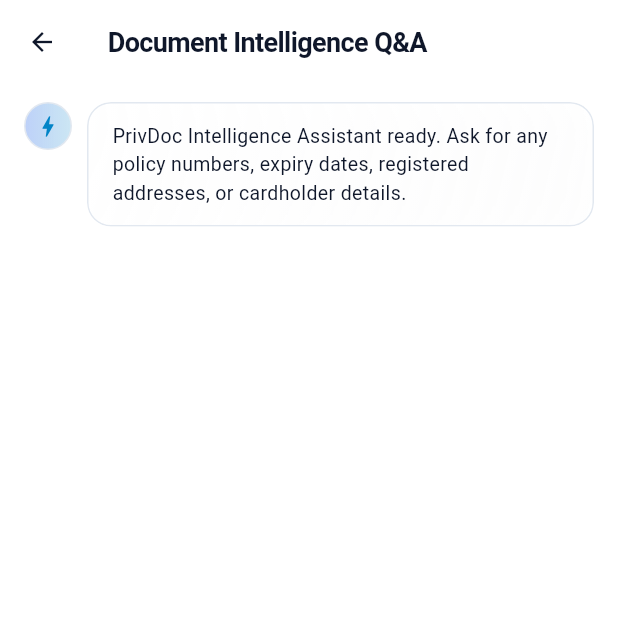
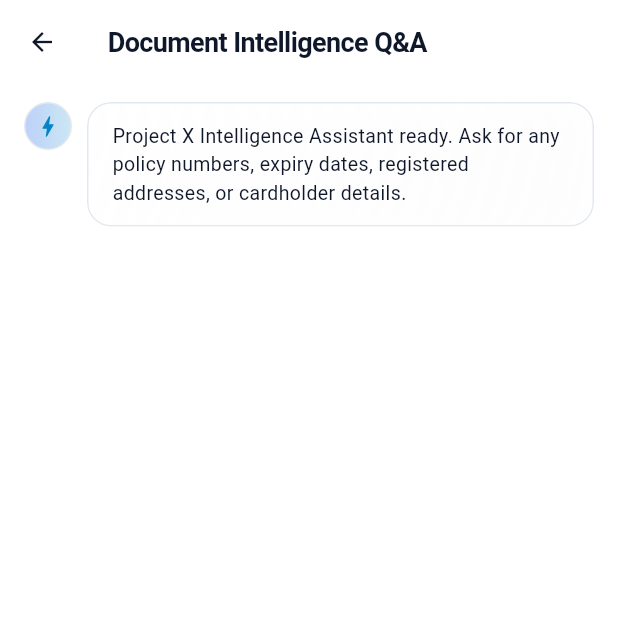
Before and after one commit to MUNEEREBEL/projectX, a Flutter app: the AssistantScreen screen opened directly, on a phone screen of 412 x 824 dp, the top half of it. Run offline on Flutter 3.47's test engine with Material 3 defaults, Android fonts, the phone set to English and light mode, and no system bars; our stand-ins replace file_picker, flutter_dotenv, flutter_local_notifications, flutter_riverpod, google_generative_ai, share_plus and 3 more; missing offline and left inert: syncfusion_flutter_pdf; accounts and stored records are empty.

Commit message:
feat: rename app to Project X across manifests, UI, and services

```diff
--- a/lib/core/services/alert_service.dart
+++ b/lib/core/services/alert_service.dart
@@ -101,7 +101,7 @@ class AlertService {
     await init();
     const androidDetails = AndroidNotificationDetails(
       'general_alerts_channel',
-      'PrivDoc Notifications',
+      'Project X Notifications',
       importance: Importance.defaultImportance,
       priority: Priority.defaultPriority,
     );
--- a/lib/core/services/qa_assistant_service.dart
+++ b/lib/core/services/qa_assistant_service.dart
@@ -122,7 +122,7 @@ class QAAssistantService {
         );
 
         final systemInstructionContent = Content.system('''
-You are PrivDoc Assistant, a personal document intelligence assistant.
+You are Project X Assistant, a personal document intelligence assistant.
 You have access to the user's verified local family vault.
 
 CRITICAL RULES:
--- a/lib/features/assistant/assistant_screen.dart
+++ b/lib/features/assistant/assistant_screen.dart
@@ -30,7 +30,7 @@ class AssistantScreen extends StatefulWidget {
 class _AssistantScreenState extends State<AssistantScreen> {
   final List<ChatMessage> _messages = [
     ChatMessage(
-      text: 'PrivDoc Intelligence Assistant ready. Ask for any policy numbers, expiry dates, registered addresses, or cardholder details.',
+      text: 'Project X Intelligence Assistant ready. Ask for any policy numbers, expiry dates, registered addresses, or cardholder details.',
       isUser: false,
     ),
   ];
--- a/lib/features/onboarding/onboarding_setup_screen.dart
+++ b/lib/features/onboarding/onboarding_setup_screen.dart
@@ -423,7 +423,7 @@ class _OnboardingSetupScreenState extends State<OnboardingSetupScreen> {
           ),
           const SizedBox(height: 8),
           const Text(
-            'Choose your folder on device. PrivDoc will automatically discover all files (.pdf, .png, .jpg, .docx) and index them into your offline vault.',
+            'Choose your folder on device. Project X will automatically discover all files (.pdf, .png, .jpg, .docx) and index them into your offline vault.',
             style: TextStyle(fontSize: 13, color: AppTheme.textSecondary, height: 1.45),
           ),
           const SizedBox(height: 20),
--- a/lib/features/settings/settings_screen.dart
+++ b/lib/features/settings/settings_screen.dart
@@ -285,7 +285,7 @@ class _SettingsScreenState extends State<SettingsScreen> {
               trailing: OutlinedButton(
                 onPressed: () async {
                   await AlertService.instance.showQuickNotification(
-                    title: 'PrivDoc Renewal Alert',
+                    title: 'Project X Renewal Alert',
                     body: 'Your local offline expiry radar is running and active.',
                   );
                   if (context.mounted) {
--- a/lib/main.dart
+++ b/lib/main.dart
@@ -46,20 +46,20 @@ void main() async {
 
   runApp(
     ProviderScope(
-      child: PrivDocApp(isOnboardingCompleted: isOnboardingCompleted),
+      child: ProjectXApp(isOnboardingCompleted: isOnboardingCompleted),
     ),
   );
 }
 
-class PrivDocApp extends StatelessWidget {
+class ProjectXApp extends StatelessWidget {
   final bool isOnboardingCompleted;
 
-  const PrivDocApp({super.key, required this.isOnboardingCompleted});
+  const ProjectXApp({super.key, required this.isOnboardingCompleted});
 
   @override
   Widget build(BuildContext context) {
     return MaterialApp(
-      title: 'PrivDoc AI',
+      title: 'Project X',
       debugShowCheckedModeBanner: false,
       theme: AppTheme.lightTheme,
       darkTheme: AppTheme.lightTheme,
--- a/pubspec.yaml
+++ b/pubspec.yaml
@@ -1,5 +1,5 @@
 name: x
-description: "PrivDoc AI - Smart Indian Document Vault, Expiry Radar & Floating Form Copilot"
+description: "Project X - Smart Indian Document Vault, Expiry Radar & Floating Form Copilot"
 publish_to: 'none'
 version: 1.0.0+1
 
```
Also changed, not shown: 2 other files.
